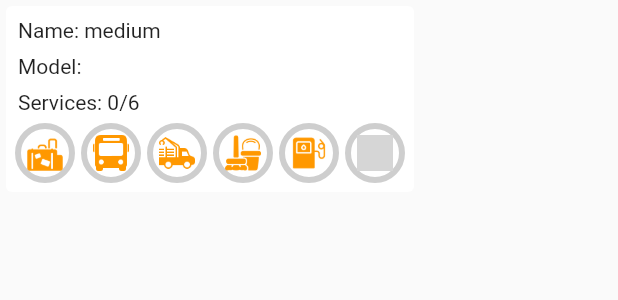
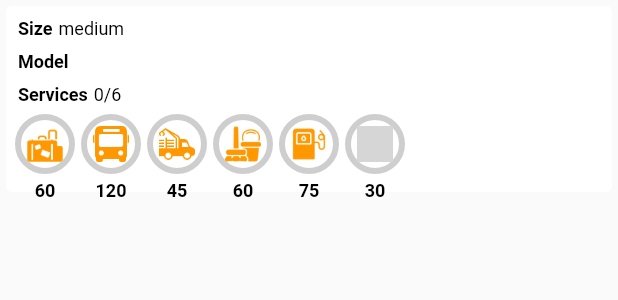
Before and after one commit to hamed-deriv/flutter_manager_oop, a Flutter app: the AirplaneItem widget shown alone on an empty page, opened directly with empty values, on a phone screen of 412 x 824 dp. Shown: the top 300 px of the screen. Run offline on Flutter 3.47's test engine with Material 2 defaults, Android fonts, the phone set to English and light mode, and no system bars; our stand-ins replace google_fonts; Roboto replaces fonts that are missing (Ubuntu); grey boxes are pictures that could not be loaded.

Commit message:
minor ui refactor

```diff
--- a/lib/pages/airport_page.dart
+++ b/lib/pages/airport_page.dart
@@ -5,6 +5,7 @@ import 'package:flutter_manager_oop/airport_objects/interfaces/airplanes/base_ai
 import 'package:flutter_manager_oop/airport_objects/interfaces/base_airport.dart';
 import 'package:flutter_manager_oop/styles.dart';
 import 'package:flutter_manager_oop/widgets/airplane_item.dart';
+import 'package:flutter_manager_oop/widgets/custom_text.dart';
 
 class AirportPage extends StatelessWidget {
   const AirportPage({required this.airport, Key? key}) : super(key: key);
@@ -62,14 +63,14 @@ class AirportPage extends StatelessWidget {
                   mainAxisAlignment: MainAxisAlignment.center,
                   crossAxisAlignment: CrossAxisAlignment.start,
                   children: <Widget>[
-                    Text(
-                      'Size: ${airport.ramps[index].size.name}',
-                      style: smallTextStyle,
+                    CustomText(
+                      title: 'Size',
+                      content: '${airport.ramps[index].size.name}',
                     ),
-                    Text(
-                      'Airplane: ${airport.ramps[index].airplane ?? 'empty'}',
-                      style: smallTextStyle,
-                    )
+                    CustomText(
+                      title: 'Airplane',
+                      content: '${airport.ramps[index].airplane ?? '-'}',
+                    ),
                   ],
                 ),
               ],
@@ -79,7 +80,7 @@ class AirportPage extends StatelessWidget {
       );
 
   Widget _buildAirplanes(List<BaseAirplane> airplanes) => SizedBox(
-        height: 128,
+        height: 150,
         child: ListView.builder(
           shrinkWrap: true,
           scrollDirection: Axis.horizontal,
--- a/lib/widgets/airplane_item.dart
+++ b/lib/widgets/airplane_item.dart
@@ -1,6 +1,7 @@
 import 'package:flutter/material.dart';
 
 import 'package:flutter_manager_oop/airport_objects/interfaces/airplanes/base_airplane.dart';
+import 'package:flutter_manager_oop/widgets/custom_text.dart';
 import 'package:flutter_manager_oop/widgets/service_item.dart';
 
 class AirplaneItem extends StatefulWidget {
@@ -25,12 +26,20 @@ class _AirplaneItemState extends State<AirplaneItem> {
             child: Column(
               crossAxisAlignment: CrossAxisAlignment.start,
               children: <Widget>[
-                Text('Name: ${widget.airplane.size.name}'),
+                CustomText(
+                  title: 'Size',
+                  content: '${widget.airplane.size.name}',
+                ),
                 const SizedBox(height: 8),
-                Text('Model: ${widget.airplane.model}'),
+                CustomText(
+                  title: 'Model',
+                  content: '${widget.airplane.model}',
+                ),
                 const SizedBox(height: 8),
-                Text(
-                  'Services: $finishedServices/${widget.airplane.requiredServices.length}',
+                CustomText(
+                  title: 'Services',
+                  content:
+                      '$finishedServices/${widget.airplane.requiredServices.length}',
                 ),
                 const SizedBox(height: 8),
                 Expanded(
--- a/lib/widgets/airport_item.dart
+++ b/lib/widgets/airport_item.dart
@@ -16,7 +16,7 @@ class AirportItem extends StatelessWidget {
           title: Text(airport.name, style: normalTextBoldStyle),
           subtitle: Text(
             'Ramps: ${airport.ramps.length}, Runways: ${airport.runways.length}',
-            style: smallTextBoldStyle,
+            style: smallTextStyle,
           ),
           trailing: const Icon(Icons.navigate_next),
           onTap: () => Navigator.of(context).push(
--- /dev/null
+++ b/lib/widgets/custom_text.dart
@@ -0,0 +1,20 @@
+import 'package:flutter/cupertino.dart';
+
+import 'package:flutter_manager_oop/styles.dart';
+
+class CustomText extends StatelessWidget {
+  const CustomText({required this.title, required this.content, Key? key})
+      : super(key: key);
+
+  final String title;
+  final String content;
+
+  @override
+  Widget build(BuildContext context) => Row(
+        children: <Widget>[
+          Text(title, style: smallTextBoldStyle),
+          const SizedBox(width: 4),
+          Text(content, style: smallTextStyle),
+        ],
+      );
+}
--- a/lib/widgets/service_item.dart
+++ b/lib/widgets/service_item.dart
@@ -3,6 +3,7 @@ import 'dart:async';
 import 'package:flutter/material.dart';
 
 import 'package:flutter_manager_oop/airport_objects/interfaces/base_service.dart';
+import 'package:flutter_manager_oop/styles.dart';
 
 class ServiceItem extends StatefulWidget {
   const ServiceItem({required this.service, this.onFinished, Key? key})
@@ -21,7 +22,9 @@ class _ServiceItemState extends State<ServiceItem> {
   @override
   Widget build(BuildContext context) => InkWell(
         borderRadius: BorderRadius.circular(16),
-        child: Stack(
+        child: Column(
+          children: <Widget>[
+            Stack(
               children: <Widget>[
                 Positioned.fill(
                   child: Padding(
@@ -39,6 +42,13 @@ class _ServiceItemState extends State<ServiceItem> {
                 CircularProgressIndicator(
                   value: currentValue / widget.service.duration,
                   backgroundColor: Colors.grey.withOpacity(0.5),
+                ),
+              ],
+            ),
+            const SizedBox(height: 6),
+            Text(
+              '${widget.service.duration - currentValue}',
+              style: smallTextBoldStyle,
             )
           ],
         ),
```
Lines whose indentation alone changed are shown as unchanged.
